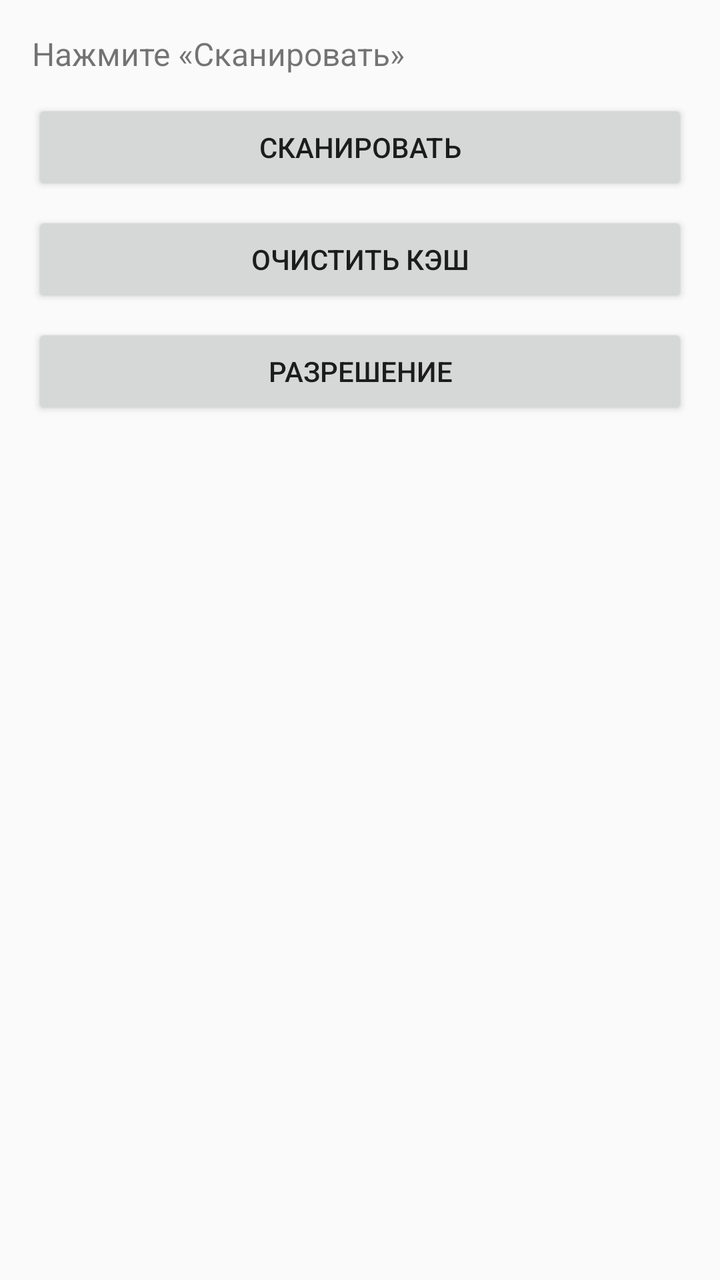
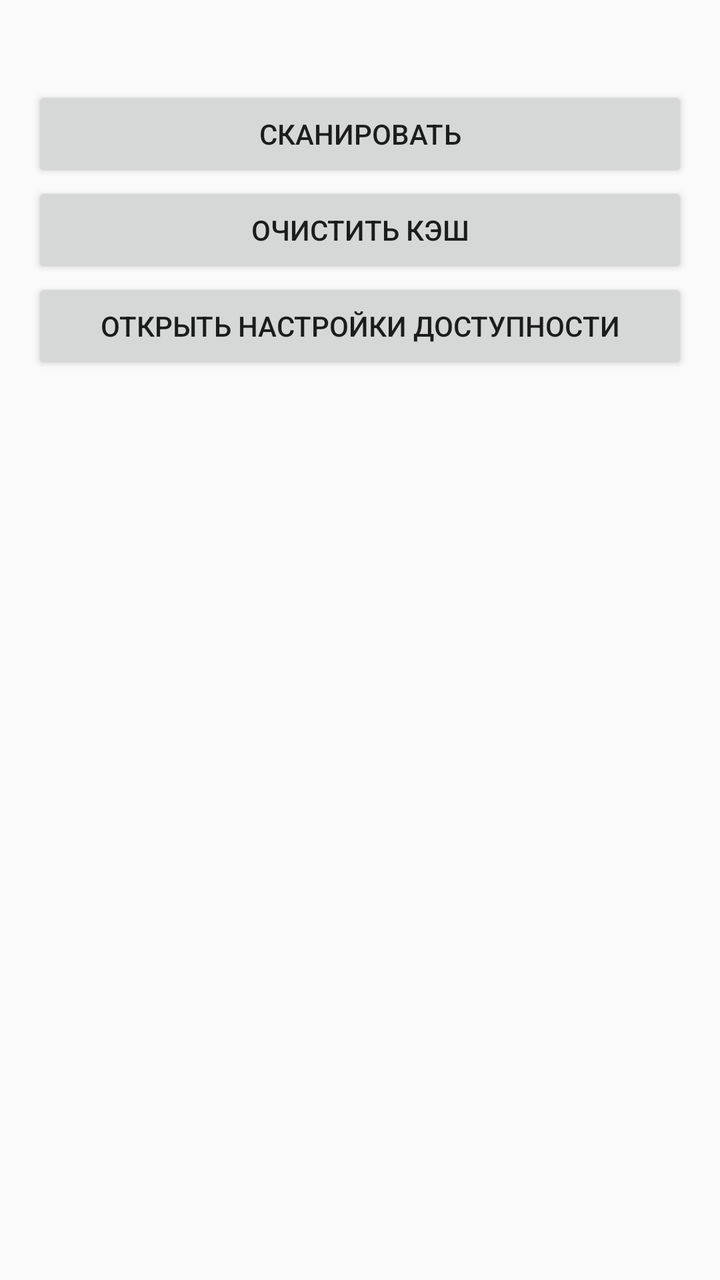

Screens rendered from an Android XML layout before and after an edit, with the pre-edit source and the edit as a unified diff.
<!-- AndroidManifest.xml: application theme Theme.AppCompat.Light -->
<!-- res/layout/activity_main.xml -->
<?xml version="1.0" encoding="utf-8"?>
<LinearLayout xmlns:android="http://schemas.android.com/apk/res/android"
    android:layout_width="match_parent"
    android:layout_height="match_parent"
    android:orientation="vertical"
    android:padding="16dp">

    <TextView
        android:id="@+id/tv_status"
        android:layout_width="match_parent"
        android:layout_height="wrap_content"
        android:text="Нажмите «Сканировать»"
        android:textSize="16sp" />

    <Button
        android:id="@+id/btn_scan"
        android:layout_width="match_parent"
        android:layout_height="wrap_content"
        android:layout_marginTop="12dp"
        android:text="Сканировать" />

    <Button
        android:id="@+id/btn_clear"
        android:layout_width="match_parent"
        android:layout_height="wrap_content"
        android:layout_marginTop="8dp"
        android:text="Очистить кэш" />

    <Button
        android:id="@+id/btn_permission"
        android:layout_width="match_parent"
        android:layout_height="wrap_content"
        android:layout_marginTop="8dp"
        android:text="Разрешение" />

    <androidx.recyclerview.widget.RecyclerView
        android:id="@+id/recycler_apps"
        android:layout_width="match_parent"
        android:layout_height="0dp"
        android:layout_marginTop="12dp"
        android:layout_weight="1" />
</LinearLayout>
<!-- resources referenced by this layout -->
<resources>

</resources>

<!-- the commit's change to res/layout/activity_main.xml (unified diff, before → after) -->
@@ -9,34 +9,52 @@
         android:id="@+id/tv_status"
         android:layout_width="match_parent"
         android:layout_height="wrap_content"
-        android:text="Нажмите «Сканировать»"
-        android:textSize="16sp" />
+        android:textSize="14sp"
+        android:paddingBottom="8dp" />
 
     <Button
         android:id="@+id/btn_scan"
         android:layout_width="match_parent"
         android:layout_height="wrap_content"
-        android:layout_marginTop="12dp"
         android:text="Сканировать" />
 
     <Button
         android:id="@+id/btn_clear"
         android:layout_width="match_parent"
         android:layout_height="wrap_content"
-        android:layout_marginTop="8dp"
         android:text="Очистить кэш" />
 
     <Button
         android:id="@+id/btn_permission"
         android:layout_width="match_parent"
         android:layout_height="wrap_content"
-        android:layout_marginTop="8dp"
-        android:text="Разрешение" />
+        android:text="Открыть настройки доступности" />
+
+    <TextView
+        android:id="@+id/tv_header_user"
+        android:layout_width="match_parent"
+        android:layout_height="wrap_content"
+        android:padding="10dp"
+        android:textSize="16sp"
+        android:textStyle="bold"
+        android:textColor="#1A73E8"
+        android:background="#EEEEEE"
+        android:visibility="gone" />
+
+    <TextView
+        android:id="@+id/tv_header_system"
+        android:layout_width="match_parent"
+        android:layout_height="wrap_content"
+        android:padding="10dp"
+        android:textSize="16sp"
+        android:textStyle="bold"
+        android:textColor="#1A73E8"
+        android:background="#EEEEEE"
+        android:visibility="gone" />
 
     <androidx.recyclerview.widget.RecyclerView
         android:id="@+id/recycler_apps"
         android:layout_width="match_parent"
         android:layout_height="0dp"
-        android:layout_marginTop="12dp"
         android:layout_weight="1" />
 </LinearLayout>
